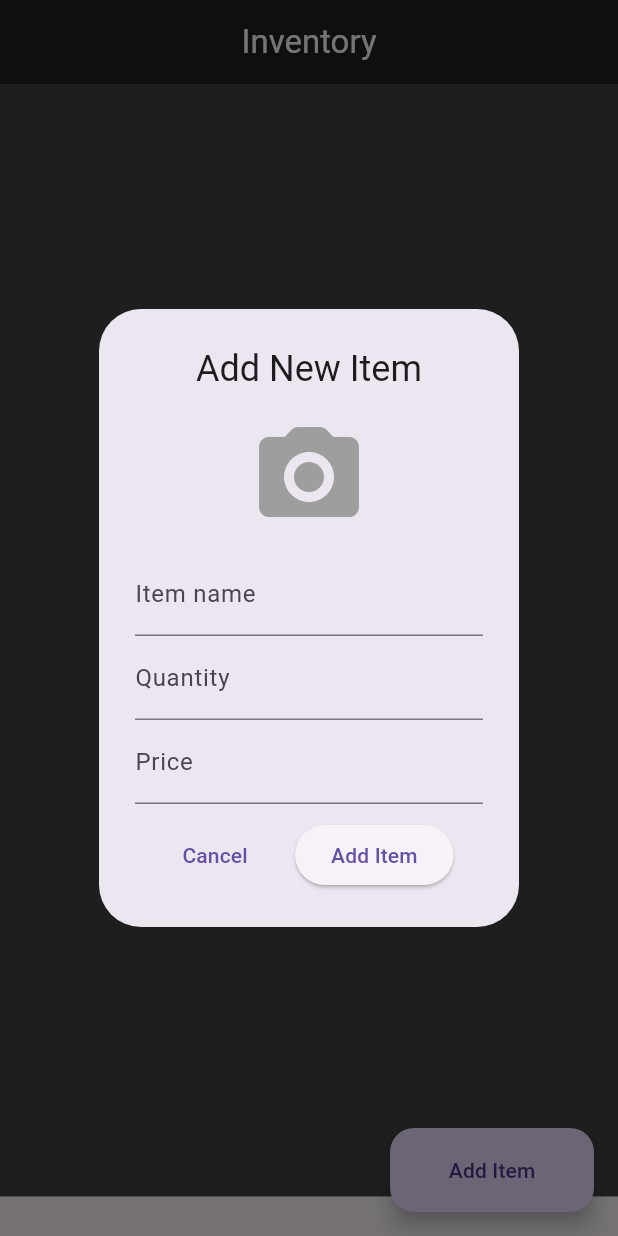
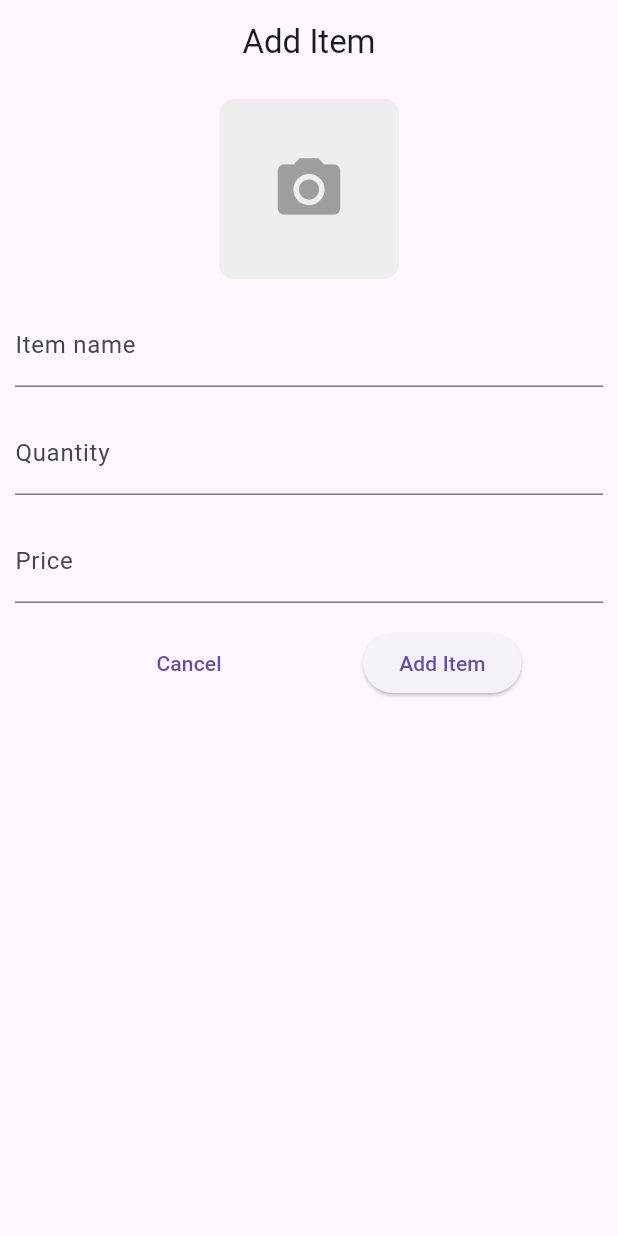
Before and after one commit to Veektorrh/storekeeper_app, a Flutter app: the ProductList screen opened directly, after a tap on "Add Item", on a phone screen of 412 x 824 dp. Run offline on Flutter 3.47's test engine with Material 3 defaults, Android fonts, the phone set to English and light mode, and no system bars; our stand-ins replace get, image_picker, sqflite; accounts and stored records are empty.

Commit message:
refactored add item dialogue into a page

```diff
--- /dev/null
+++ b/lib/add_item.dart
@@ -0,0 +1,251 @@
+import 'dart:io';
+import 'package:flutter/material.dart';
+import 'package:get/get.dart';
+import 'package:image_picker/image_picker.dart';
+import 'package:inventory_app/product_list.dart';
+
+import 'models/database_model.dart';
+import 'models/item_model.dart';
+
+
+class AddItemDialog extends StatefulWidget {
+  //final VoidCallback onPressed;
+  const AddItemDialog({super.key, });
+
+  @override
+  _AddItemDialogState createState() => _AddItemDialogState();
+}
+
+class _AddItemDialogState extends State<AddItemDialog> {
+   final dbHelper = DatabaseHelper();
+  final TextEditingController _nameController = TextEditingController();
+  final TextEditingController _qtyController = TextEditingController();
+  final TextEditingController _priceController = TextEditingController();
+
+  String? _imagePath;
+  List<Item> items = [];
+
+  Future<void> _refreshStock() async {
+    final data = await dbHelper.getItems();
+    setState(() {
+      items = data.map((e) => Item.fromMap(e)).toList();
+    });
+  }
+
+  Future<void> _captureImage() async {
+      final ImagePicker picker = ImagePicker();
+      final XFile? photo = await picker.pickImage(
+        source: ImageSource.camera,
+        preferredCameraDevice: CameraDevice.rear,
+        maxWidth: 1024,
+        maxHeight: 1024,
+        imageQuality: 85,
+      );
+
+      if (photo != null) {
+        setState(() {
+          _imagePath = photo.path;
+        });
+      }
+    }
+
+  Future<void> _addItem() async {
+    if (_nameController.text.isEmpty ||
+        _qtyController.text.isEmpty ||
+        _priceController.text.isEmpty) {
+      ScaffoldMessenger.of(context).showSnackBar(
+        const SnackBar(content: Text('Item not saved,Please fill all fields')));
+       return;}
+    final item = Item(
+        name: _nameController.text,
+        quantity: int.parse(_qtyController.text),
+        price: double.parse(_priceController.text),
+        imagePath: _imagePath
+    );
+    await dbHelper.insertItem(item.toMap());
+    _nameController.clear();
+    _qtyController.clear();
+    _priceController.clear();
+    _refreshStock();
+  }
+
+  // void _saveItem() {
+  //   if (_nameController.text.isEmpty ||
+  //       _qtyController.text.isEmpty ||
+  //       _priceController.text.isEmpty) {
+  //     ScaffoldMessenger.of(context).showSnackBar(
+  //       const SnackBar(content: Text('Please fill all fields')),
+  //     );
+  //     return;
+  //   }
+  //
+  //   Navigator.of(context).pop({
+  //     'name': _nameController.text,
+  //     'quantity': int.tryParse(_qtyController.text) ?? 0,
+  //     'price': double.tryParse(_priceController.text) ?? 0.0,
+  //     'imagePath': _imagePath,
+  //   });
+  // }
+
+  @override
+  Widget build(BuildContext context) {
+    return Scaffold(
+      appBar: AppBar(
+        title: Text('Add Item'),
+        centerTitle: true,
+      ),
+      body: Container(
+        // color: Colors.grey.shade800,
+        height: Get.height,
+        child: Padding(
+          padding: const EdgeInsets.all(10.0),
+          child: Column(
+            children: [
+            GestureDetector(
+                      onTap: _captureImage,
+                      child: _imagePath == null
+                          ? Container(
+                        height: 120,
+                        width: 120,
+                        decoration: BoxDecoration(
+                          color: Colors.grey[200],
+                          borderRadius: BorderRadius.circular(10),
+                        ),
+                        child: const Icon(Icons.camera_alt, size: 50, color: Colors.grey),
+                      )
+                          : ClipRRect(
+                        borderRadius: BorderRadius.circular(10),
+                        child: Image.file(
+                          File(_imagePath!),
+                          height: 120,
+                          width: 120,
+                          fit: BoxFit.cover,
+                        ),
+                      ),
+                    ),
+                    const SizedBox(height: 16),
+
+                    // 📝 Input fields
+                    TextField(
+                      controller: _nameController,
+                      decoration: const InputDecoration(labelText: 'Item name'),
+                    ),
+              const SizedBox(height: 16),
+                    TextField(
+                      controller: _qtyController,
+                      decoration: const InputDecoration(labelText: 'Quantity'),
+                      keyboardType: TextInputType.number,
+                    ),
+              const SizedBox(height: 16),
+                    TextField(
+                      controller: _priceController,
+                      decoration: const InputDecoration(labelText: 'Price'),
+                      keyboardType: TextInputType.number,
+                    ),
+              const SizedBox(height: 16),
+            Row(
+              mainAxisAlignment: MainAxisAlignment.spaceEvenly,
+              children: [
+                TextButton(
+                    style: ButtonStyle(
+                      fixedSize: WidgetStatePropertyAll(Size.fromWidth(Get.width * 0.3)),
+                      side: WidgetStatePropertyAll(BorderSide(width: 1, style: BorderStyle.none))
+                    ),
+                    onPressed: () {
+                  _nameController.clear();
+                  _qtyController.clear();
+                  _priceController.clear();
+                  _imagePath = null;
+                  Get.back();
+                }, child: Text('Cancel')),
+                ElevatedButton(
+                  onPressed: (){
+                    _addItem().then((i)=>Get.to(ProductList()));
+                    },
+                  child: const Text('Add Item'),
+                ),
+              ],
+            )
+            ],
+          ),
+        ),
+
+      ),
+    );
+    //   AlertDialog(
+    //   title: const Text('Add Item'),
+    //   content: SingleChildScrollView(
+    //     child: Column(
+    //       mainAxisSize: MainAxisSize.min,
+    //       children: [
+    //         // 🖼 Camera image preview + capture button
+    //         GestureDetector(
+    //           onTap: _captureImage,
+    //           child: _imagePath == null
+    //               ? Container(
+    //             height: 120,
+    //             width: 120,
+    //             decoration: BoxDecoration(
+    //               color: Colors.grey[200],
+    //               borderRadius: BorderRadius.circular(10),
+    //             ),
+    //             child: const Icon(Icons.camera_alt, size: 50, color: Colors.grey),
+    //           )
+    //               : ClipRRect(
+    //             borderRadius: BorderRadius.circular(10),
+    //             child: Image.file(
+    //               File(_imagePath!),
+    //               height: 120,
+    //               width: 120,
+    //               fit: BoxFit.cover,
+    //             ),
+    //           ),
+    //         ),
+    //         const SizedBox(height: 16),
+    //
+    //         // 📝 Input fields
+    //         TextField(
+    //           controller: _nameController,
+    //           decoration: const InputDecoration(labelText: 'Item name'),
+    //         ),
+    //         TextField(
+    //           controller: _qtyController,
+    //           decoration: const InputDecoration(labelText: 'Quantity'),
+    //           keyboardType: TextInputType.number,
+    //         ),
+    //         TextField(
+    //           controller: _priceController,
+    //           decoration: const InputDecoration(labelText: 'Price'),
+    //           keyboardType: TextInputType.number,
+    //         ),
+    //       ],
+    //     ),
+    //   ),
+    //   actions: [
+    //     TextButton(onPressed: () {
+    //       _nameController.clear();
+    //       _qtyController.clear();
+    //       _priceController.clear();
+    //       _imagePath = null;
+    //       Navigator.pop(context);
+    //     }, child: Text('Cancel')),
+    //     ElevatedButton(
+    //       onPressed: (){
+    //         Navigator.pop(context);
+    //         _addItem();},
+    //       child: const Text('Add Item'),
+    //     )
+    //
+    //
+    //     // TextButton(
+    //     //   onPressed: () => Navigator.pop(context),
+    //     //   child: const Text('Cancel'),
+    //     // ),
+    //     // ElevatedButton(
+    //     //   onPressed: _saveItem,
+    //     //   child: const Text('Add'),
+    //     // ),
+    //   ],
+    // );
+  }
+}
--- a/lib/main.dart
+++ b/lib/main.dart
@@ -3,6 +3,8 @@ import 'package:get/get.dart';
 import 'package:inventory_app/models/database_model.dart';
 import 'package:inventory_app/models/item_model.dart';
 import 'package:inventory_app/product_list.dart';
+
+import 'add_item.dart';
 
 
 void main() async {
--- a/lib/product_list.dart
+++ b/lib/product_list.dart
@@ -1,7 +1,7 @@
 import 'package:flutter/material.dart';
 import 'package:image_picker/image_picker.dart';
 import 'dart:io';
-import 'alertdialogue.dart';
+import 'add_item.dart';
 import 'models/database_model.dart';
 import 'models/item_model.dart';
 import 'package:get/get.dart';
@@ -59,8 +59,6 @@ class _ProductListState extends State<ProductList> {
     _nameController.clear();
     _qtyController.clear();
     _priceController.clear();
-    Navigator.pop(context);
-    _refreshStock();
   }
 
   // Future<void> _addItem() async {
@@ -285,64 +283,65 @@ class _ProductListState extends State<ProductList> {
         child: FloatingActionButton(
 
           onPressed: () {
-            _imagePath = null;
-            _nameController.clear();
-            _qtyController.clear();
-            _priceController.clear();
-            showDialog(
-                context: context,
-                builder: (_) =>
-                // AddItemDialog(onPressed: _addItem,)
-                    AlertDialog(
-                      title: Center(child: Text('Add New Item',)),
-                      content: SingleChildScrollView(
-                        child: Column(
-                          mainAxisSize: MainAxisSize.min,
-                          children: [
-                            GestureDetector(
-                              onTap: _pickImage,
-                              child: _imagePath == null
-                                  ? const Icon(
-                                  Icons.camera_alt_rounded, size: 80, color: Colors.grey)
-                                  : Image.file(File(_imagePath!), height: 80,
-                                  width: 80,
-                                  fit: BoxFit.cover),
-                            ),
-                            const SizedBox(height: 10),
-                            TextField(controller: _nameController,
-                                decoration: const InputDecoration(
-                                    labelText: 'Item name')),
-                            TextField(controller: _qtyController,
-                                decoration: const InputDecoration(
-                                    labelText: 'Quantity'),
-                                keyboardType: TextInputType.number),
-                            TextField(controller: _priceController,
-                                decoration: const InputDecoration(
-                                    labelText: 'Price'),
-                                keyboardType: TextInputType.number),
-                            const SizedBox(height: 10),
-                            Row(
-                              mainAxisAlignment: MainAxisAlignment.spaceEvenly,
-                              children: [
-                                TextButton(onPressed: () {
-                                  _nameController.clear();
-                                  _qtyController.clear();
-                                  _priceController.clear();
-                                  _imagePath = null;
-                                  Navigator.pop(context);
-                                }, child: Text('Cancel')),
-                                ElevatedButton(
-                                  onPressed: _addItem,
-                                  child: const Text('Add Item'),
-                                ),
-                              ],
-                            )
-
-                          ],
-                        ),
-                      ),
-                    )
-            );
+            Get.offAll(()=>AddItemDialog());
+            // _imagePath = null;
+            // _nameController.clear();
+            // _qtyController.clear();
+            // _priceController.clear();
+            // showDialog(
+            //     context: context,
+            //     builder: (_) =>
+            //     // AddItemDialog(onPressed: _addItem,)
+            //         AlertDialog(
+            //           title: Center(child: Text('Add New Item',)),
+            //           content: SingleChildScrollView(
+            //             child: Column(
+            //               mainAxisSize: MainAxisSize.min,
+            //               children: [
+            //                 GestureDetector(
+            //                   onTap: _pickImage,
+            //                   child: _imagePath == null
+            //                       ? const Icon(
+            //                       Icons.camera_alt_rounded, size: 80, color: Colors.grey)
+            //                       : Image.file(File(_imagePath!), height: 80,
+            //                       width: 80,
+            //                       fit: BoxFit.cover),
+            //                 ),
+            //                 const SizedBox(height: 10),
+            //                 TextField(controller: _nameController,
+            //                     decoration: const InputDecoration(
+            //                         labelText: 'Item name')),
+            //                 TextField(controller: _qtyController,
+            //                     decoration: const InputDecoration(
+            //                         labelText: 'Quantity'),
+            //                     keyboardType: TextInputType.number),
+            //                 TextField(controller: _priceController,
+            //                     decoration: const InputDecoration(
+            //                         labelText: 'Price'),
+            //                     keyboardType: TextInputType.number),
+            //                 const SizedBox(height: 10),
+            //                 Row(
+            //                   mainAxisAlignment: MainAxisAlignment.spaceEvenly,
+            //                   children: [
+            //                     TextButton(onPressed: () {
+            //                       _nameController.clear();
+            //                       _qtyController.clear();
+            //                       _priceController.clear();
+            //                       _imagePath = null;
+            //                       Navigator.pop(context);
+            //                     }, child: Text('Cancel')),
+            //                     ElevatedButton(
+            //                       onPressed: _addItem,
+            //                       child: const Text('Add Item'),
+            //                     ),
+            //                   ],
+            //                 )
+            //
+            //               ],
+            //             ),
+            //           ),
+            //         )
+            // );
 
           },
 
```
Also changed, not shown: lib/alertdialogue.dart (deleted, +0 -168 lines).
